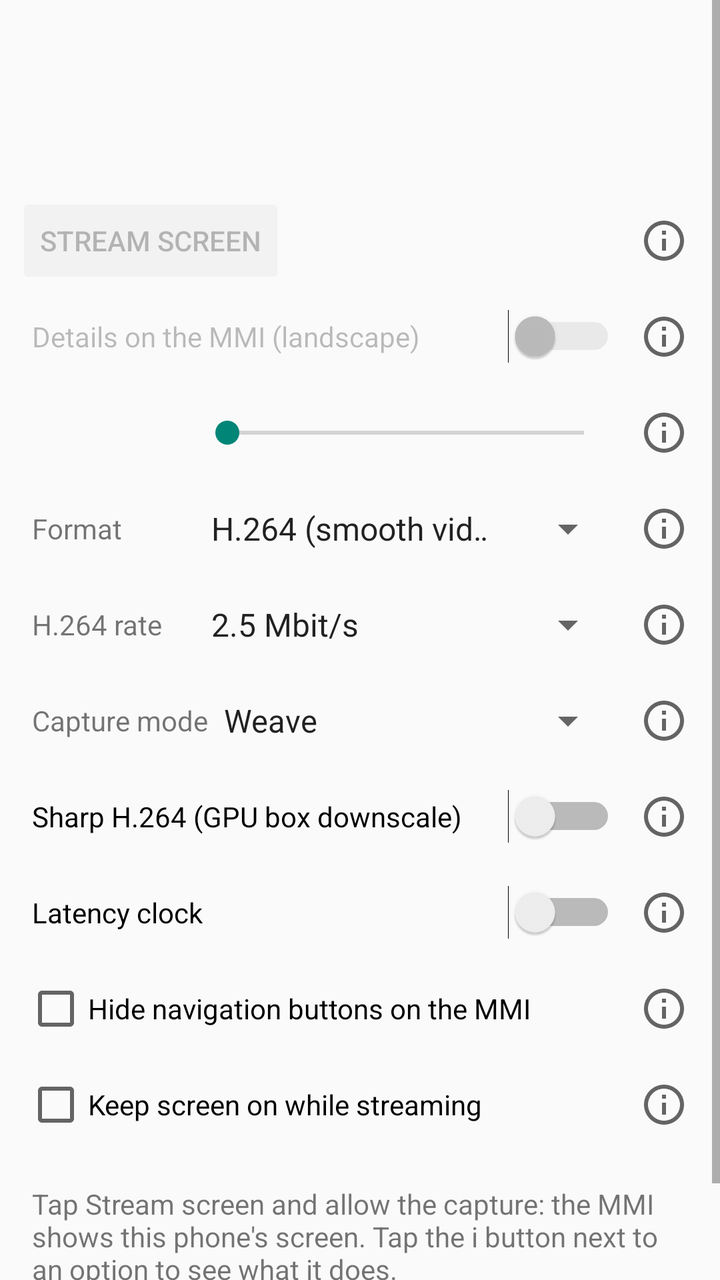
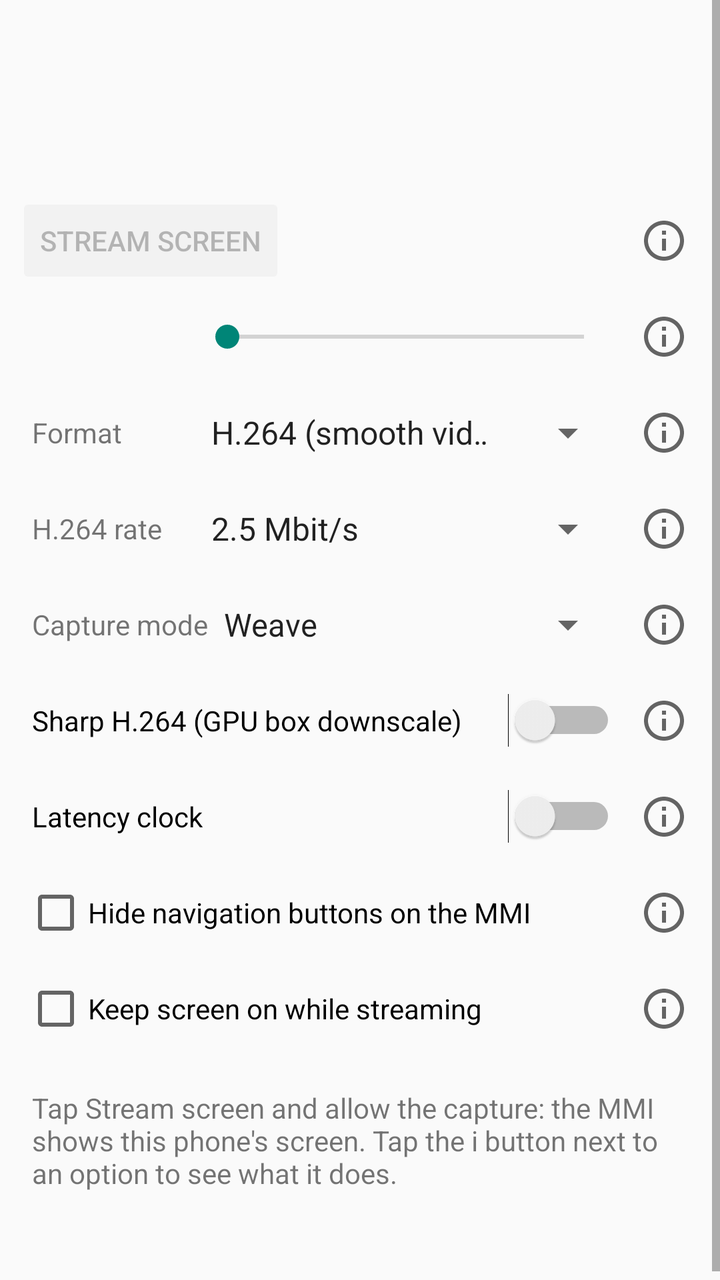

Before-and-after screenshots of an Android layout around one commit, followed by the original layout XML and the change that was made.
<!-- AndroidManifest.xml: application theme android:Theme.Material.Light.DarkActionBar -->
<!-- res/layout/activity_main.xml -->
<?xml version="1.0" encoding="utf-8"?>
<ScrollView xmlns:android="http://schemas.android.com/apk/res/android"
    android:layout_width="match_parent"
    android:layout_height="match_parent"
    android:fitsSystemWindows="true">

<LinearLayout
    android:layout_width="match_parent"
    android:layout_height="wrap_content"
    android:orientation="vertical">

    <TextView
        android:id="@+id/status"
        android:layout_width="match_parent"
        android:layout_height="wrap_content"
        android:padding="16dp"
        android:textSize="22sp"
        android:textStyle="bold" />

    <TextView
        android:id="@+id/detail"
        android:layout_width="match_parent"
        android:layout_height="wrap_content"
        android:paddingStart="16dp"
        android:paddingTop="8dp"
        android:paddingEnd="16dp"
        android:paddingBottom="8dp"
        android:textSize="14sp" />

    
    <TextView
        android:id="@+id/clock"
        android:layout_width="match_parent"
        android:layout_height="wrap_content"
        android:background="#000000"
        android:fontFamily="monospace"
        android:gravity="center"
        android:padding="8dp"
        android:textColor="#FFEB3B"
        android:textSize="64sp"
        android:textStyle="bold"
        android:visibility="gone" />

    <LinearLayout
        style="@style/OptionRow"
        android:paddingStart="8dp">

        <Button
            android:id="@+id/stream"
            android:layout_width="wrap_content"
            android:layout_height="wrap_content"
            android:enabled="false"
            android:text="@string/stream_start" />

        <TextView
            android:id="@+id/video_status"
            android:layout_width="0dp"
            android:layout_height="wrap_content"
            android:layout_weight="1"
            android:paddingStart="8dp"
            android:textSize="13sp" />

        <ImageButton
            android:id="@+id/info_stream"
            style="@style/InfoButton" />
    </LinearLayout>

    <LinearLayout style="@style/OptionRow">

        <Switch
            android:id="@+id/details"
            android:layout_width="0dp"
            android:layout_height="wrap_content"
            android:layout_weight="1"
            android:enabled="false"
            android:text="@string/details" />

        <ImageButton
            android:id="@+id/info_details"
            style="@style/InfoButton" />
    </LinearLayout>

    <LinearLayout style="@style/OptionRow">

        <TextView
            android:id="@+id/fps_label"
            android:layout_width="wrap_content"
            android:layout_height="wrap_content"
            android:minEms="5"
            android:textSize="14sp" />

        <SeekBar
            android:id="@+id/fps"
            android:layout_width="0dp"
            android:layout_height="wrap_content"
            android:layout_weight="1" />

        <ImageButton
            android:id="@+id/info_fps"
            style="@style/InfoButton" />
    </LinearLayout>

    <LinearLayout style="@style/OptionRow">

        <TextView
            android:layout_width="wrap_content"
            android:layout_height="wrap_content"
            android:minEms="5"
            android:text="@string/format"
            android:textSize="14sp" />

        <Spinner
            android:id="@+id/format"
            android:layout_width="0dp"
            android:layout_height="wrap_content"
            android:layout_weight="1"
            android:entries="@array/formats" />

        <ImageButton
            android:id="@+id/info_format"
            style="@style/InfoButton" />
    </LinearLayout>

    <LinearLayout style="@style/OptionRow">

        <TextView
            android:layout_width="wrap_content"
            android:layout_height="wrap_content"
            android:minEms="5"
            android:text="@string/bit_rate"
            android:textSize="14sp" />

        <Spinner
            android:id="@+id/bit_rate"
            android:layout_width="0dp"
            android:layout_height="wrap_content"
            android:layout_weight="1"
            android:entries="@array/bit_rates" />

        <ImageButton
            android:id="@+id/info_bit_rate"
            style="@style/InfoButton" />
    </LinearLayout>

    <LinearLayout style="@style/OptionRow">

        <TextView
            android:layout_width="wrap_content"
            android:layout_height="wrap_content"
            android:minEms="5"
            android:text="@string/vcap_mode"
            android:textSize="14sp" />

        <Spinner
            android:id="@+id/vcap_mode"
            android:layout_width="0dp"
            android:layout_height="wrap_content"
            android:layout_weight="1"
            android:entries="@array/vcap_modes" />

        <ImageButton
            android:id="@+id/info_vcap_mode"
            style="@style/InfoButton" />
    </LinearLayout>

    <LinearLayout style="@style/OptionRow">

        <Switch
            android:id="@+id/sharp"
            android:layout_width="0dp"
            android:layout_height="wrap_content"
            android:layout_weight="1"
            android:text="@string/sharp" />

        <ImageButton
            android:id="@+id/info_sharp"
            style="@style/InfoButton" />
    </LinearLayout>

    <LinearLayout style="@style/OptionRow">

        <Switch
            android:id="@+id/clock_switch"
            android:layout_width="0dp"
            android:layout_height="wrap_content"
            android:layout_weight="1"
            android:text="@string/latency_clock" />

        <ImageButton
            android:id="@+id/info_clock"
            style="@style/InfoButton" />
    </LinearLayout>

    <LinearLayout
        style="@style/OptionRow"
        android:paddingStart="12dp">

        <CheckBox
            android:id="@+id/hide_nav_bar"
            android:layout_width="0dp"
            android:layout_height="wrap_content"
            android:layout_weight="1"
            android:text="@string/hide_nav_bar" />

        <ImageButton
            android:id="@+id/info_hide_nav_bar"
            style="@style/InfoButton" />
    </LinearLayout>

    <LinearLayout
        style="@style/OptionRow"
        android:paddingStart="12dp">

        <CheckBox
            android:id="@+id/keep_screen_on"
            android:layout_width="0dp"
            android:layout_height="wrap_content"
            android:layout_weight="1"
            android:text="@string/keep_screen_on" />

        <ImageButton
            android:id="@+id/info_keep_screen_on"
            style="@style/InfoButton" />
    </LinearLayout>

    <TextView
        android:layout_width="match_parent"
        android:layout_height="wrap_content"
        android:padding="16dp"
        android:text="@string/how_to"
        android:textSize="14sp" />

    <TextView
        android:id="@+id/version"
        android:layout_width="match_parent"
        android:layout_height="wrap_content"
        android:gravity="center"
        android:paddingStart="16dp"
        android:paddingEnd="16dp"
        android:paddingBottom="16dp"
        android:textSize="12sp" />
</LinearLayout>
</ScrollView>
<!-- resources referenced by this layout -->
<resources>
  <string-array name="bit_rates">
          <item>2.5 Mbit/s</item>
          <item>4 Mbit/s</item>
          <item>6 Mbit/s</item>
          <item>8 Mbit/s</item>
      </string-array>
  <string-array name="formats">
          <item>H.264 (smooth video, MMI video chip)</item>
          <item>JPEG (a few pictures a second)</item>
      </string-array>
  <string-array name="vcap_modes">
          <item>Weave</item>
          <item>Odd only</item>
      </string-array>
  <string name="bit_rate">H.264 rate</string>
  <string name="details">Details on the MMI (landscape)</string>
  <string name="format">Format</string>
  <string name="hide_nav_bar">Hide navigation buttons on the MMI</string>
  <string name="how_to">Tap Stream screen and allow the capture: the MMI shows this phone\'s screen. Tap the i button next to an option to see what it does.</string>
  <string name="keep_screen_on">Keep screen on while streaming</string>
  <string name="latency_clock">Latency clock</string>
  <string name="sharp">Sharp H.264 (GPU box downscale)</string>
  <string name="stream_start">Stream screen</string>
  <string name="vcap_mode">Capture mode</string>
  <style name="InfoButton">
          <item name="android:layout_width">48dp</item>
          <item name="android:layout_height">48dp</item>
          <item name="android:background">?android:attr/selectableItemBackgroundBorderless</item>
          <item name="android:padding">12dp</item>
          <item name="android:src">@drawable/ic_info</item>
      </style>
  <style name="OptionRow">
          <item name="android:layout_width">match_parent</item>
          <item name="android:layout_height">wrap_content</item>
          <item name="android:gravity">center_vertical</item>
          <item name="android:orientation">horizontal</item>
          <item name="android:paddingStart">16dp</item>
          <item name="android:paddingEnd">4dp</item>
      </style>
  <!-- drawable ic_info (drawable) -->
  <?xml version="1.0" encoding="utf-8"?>
  <vector xmlns:android="http://schemas.android.com/apk/res/android"
      android:width="24dp"
      android:height="24dp"
      android:tint="?android:attr/textColorSecondary"
      android:viewportWidth="24"
      android:viewportHeight="24">
      <path
          android:fillColor="#FFFFFFFF"
          android:pathData="M11,7h2v2h-2zM11,11h2v6h-2zM12,2C6.48,2 2,6.48 2,12s4.48,10 10,10 10,-4.48 10,-10S17.52,2 12,2zM12,20c-4.41,0 -8,-3.59 -8,-8s3.59,-8 8,-8 8,3.59 8,8 -3.59,8 -8,8z" />
  </vector>
</resources>

<!-- the commit's change to res/layout/activity_main.xml (unified diff, before → after) -->
@@ -67,21 +67,6 @@
 
     <LinearLayout style="@style/OptionRow">
 
-        <Switch
-            android:id="@+id/details"
-            android:layout_width="0dp"
-            android:layout_height="wrap_content"
-            android:layout_weight="1"
-            android:enabled="false"
-            android:text="@string/details" />
-
-        <ImageButton
-            android:id="@+id/info_details"
-            style="@style/InfoButton" />
-    </LinearLayout>
-
-    <LinearLayout style="@style/OptionRow">
-
         <TextView
             android:id="@+id/fps_label"
             android:layout_width="wrap_content"
<!-- resource entries referenced after the edit -->
@@ -15,7 +15,6 @@
           <item>Odd only</item>
       </string-array>
   <string name="bit_rate">H.264 rate</string>
-  <string name="details">Details on the MMI (landscape)</string>
   <string name="format">Format</string>
   <string name="hide_nav_bar">Hide navigation buttons on the MMI</string>
   <string name="how_to">Tap Stream screen and allow the capture: the MMI shows this phone\'s screen. Tap the i button next to an option to see what it does.</string>
